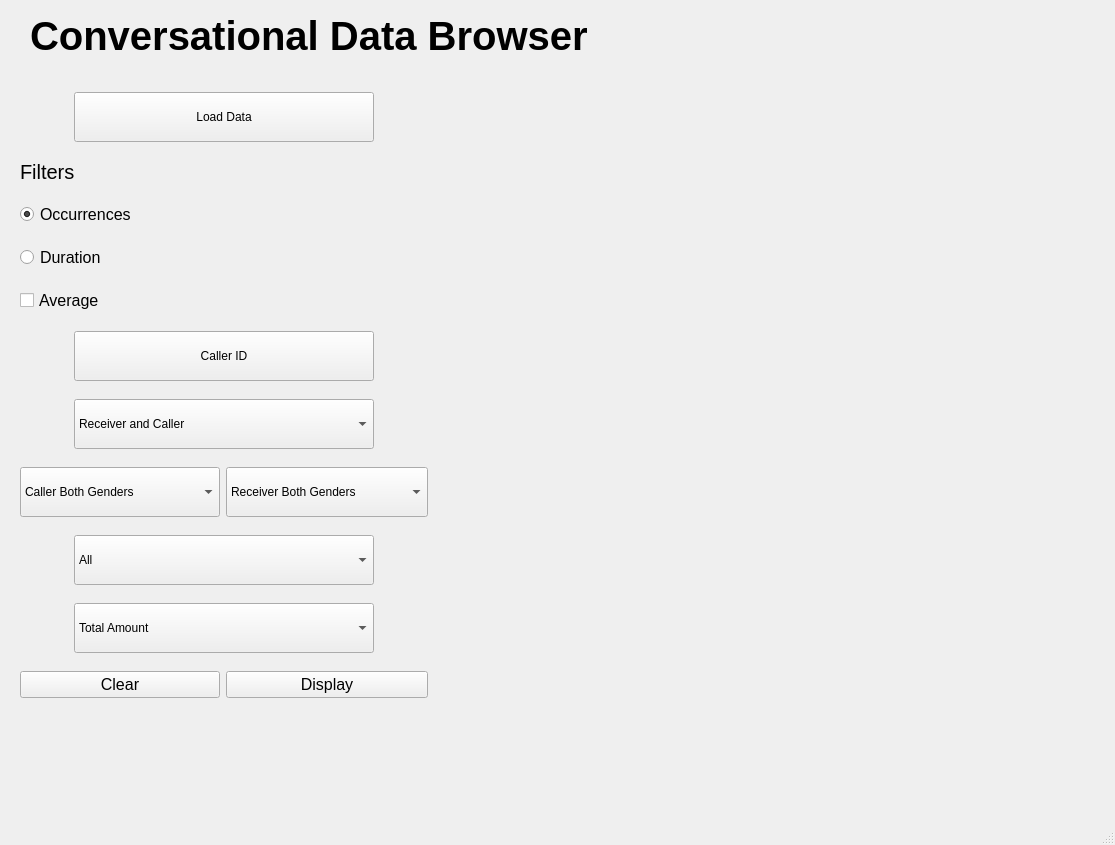
Old version of the form conversationalbrowser/ui/main_window.ui in the repository euronite/ConversationalBrowser.
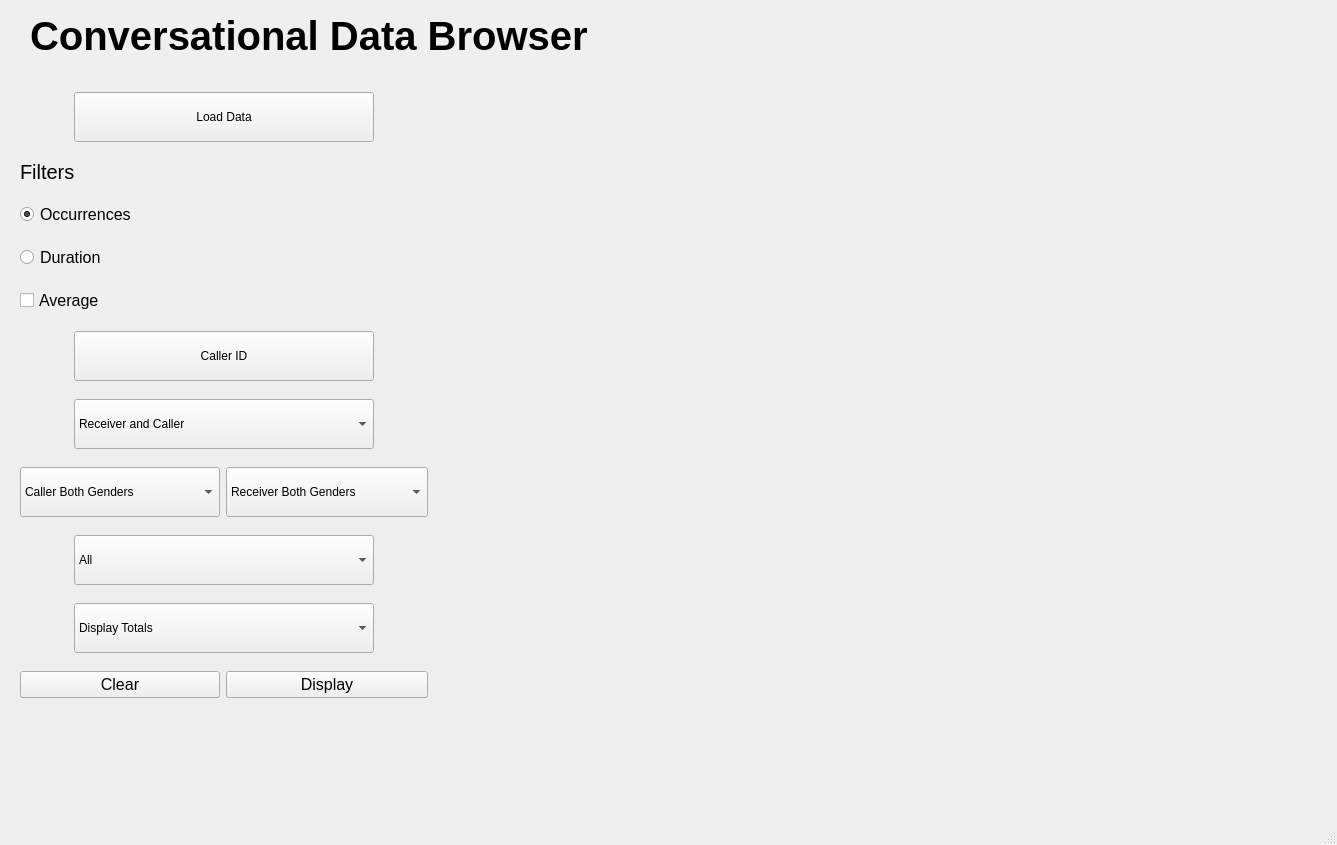
New version of the form.

Commit message: Displays per call for occurrences

The edit to the form file:
```diff
--- a/conversationalbrowser/ui/main_window.ui
+++ b/conversationalbrowser/ui/main_window.ui
@@ -6,7 +6,7 @@
    <rect>
     <x>0</x>
     <y>0</y>
-    <width>1115</width>
+    <width>1337</width>
     <height>845</height>
    </rect>
   </property>
@@ -109,7 +109,7 @@
        </property>
        <item>
         <property name="text">
-         <string>Total Amount</string>
+         <string>Display Totals</string>
         </property>
        </item>
        <item>
@@ -342,7 +342,7 @@
      <rect>
       <x>440</x>
       <y>80</y>
-      <width>641</width>
+      <width>871</width>
       <height>641</height>
      </rect>
     </property>
```
Left out of the diff: 2 changed lines with no effect on the pictures. The commit also changes 1 other file.
